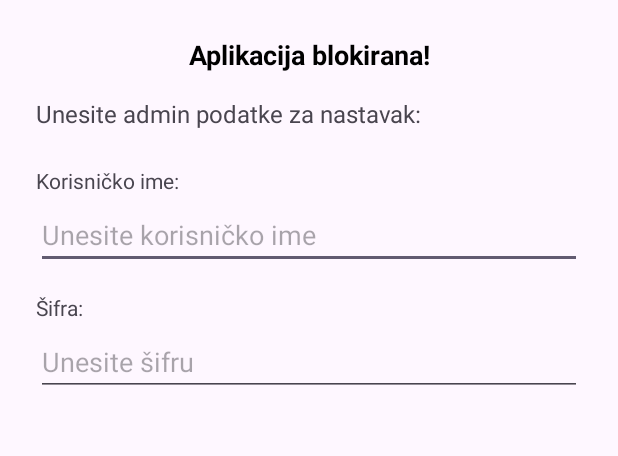
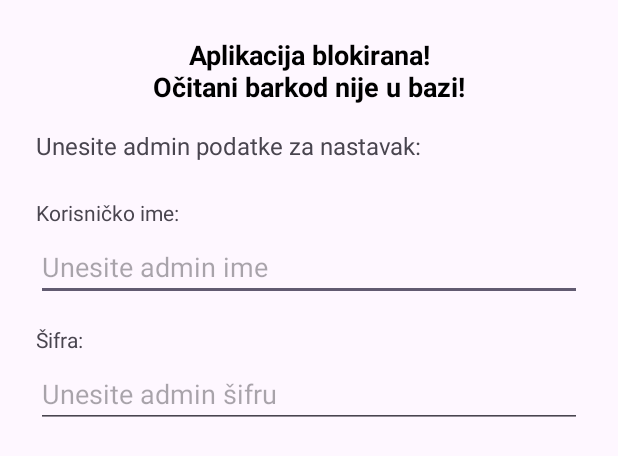
Before and after one commit to Ciglija/RW_Destroy, an Android app: the layout dialog_admin_auth.xml on its own in the app's theme, with its tools: preview values and no code run, on a phone screen of 412 x 824 dp. Shown: the top 456 px of the screen. Run offline under Robolectric (Android 15) with nearby library versions, the phone set to English and light mode, and no system bars.

Commit message:
Minor fixes

```diff
--- a/android/app/src/main/java/com/example/activity/BoxAlertDialog.java
+++ b/android/app/src/main/java/com/example/activity/BoxAlertDialog.java
@@ -13,7 +13,7 @@ public class BoxAlertDialog {
 
     public static  void showUnreadBoxesAlert(Context context, String data,String positiveBtnText, String negativeBtnText, AlertResponseListener listener) {
         AlertDialog.Builder builder = new AlertDialog.Builder(context);
-        builder.setTitle("Obaveštenje");
+        builder.setTitle("Upozorenje!");
         builder.setMessage(data);
 
         builder.setPositiveButton(positiveBtnText, (dialog, which) -> {
--- a/android/app/src/main/res/layout/dialog_admin_auth.xml
+++ b/android/app/src/main/res/layout/dialog_admin_auth.xml
@@ -8,7 +8,7 @@
     <TextView
         android:layout_width="match_parent"
         android:layout_height="wrap_content"
-        android:text="Aplikacija blokirana!"
+        android:text="Aplikacija blokirana!\nOčitani barkod nije u bazi!"
         android:textSize="18sp"
         android:textStyle="bold"
         android:textColor="@android:color/black"
@@ -33,7 +33,7 @@
         android:id="@+id/etUsername"
         android:layout_width="match_parent"
         android:layout_height="wrap_content"
-        android:hint="Unesite korisničko ime"
+        android:hint="Unesite admin ime"
         android:inputType="text"
         android:layout_marginBottom="16dp"/>
 
@@ -48,7 +48,7 @@
         android:id="@+id/etPassword"
         android:layout_width="match_parent"
         android:layout_height="wrap_content"
-        android:hint="Unesite šifru"
+        android:hint="Unesite admin šifru"
         android:inputType="textPassword"/>
 
 </LinearLayout>
```
Also changed, not shown: android/app/src/main/java/com/example/activity/MainActivity.java (+13 -10 lines), 5 other files.
